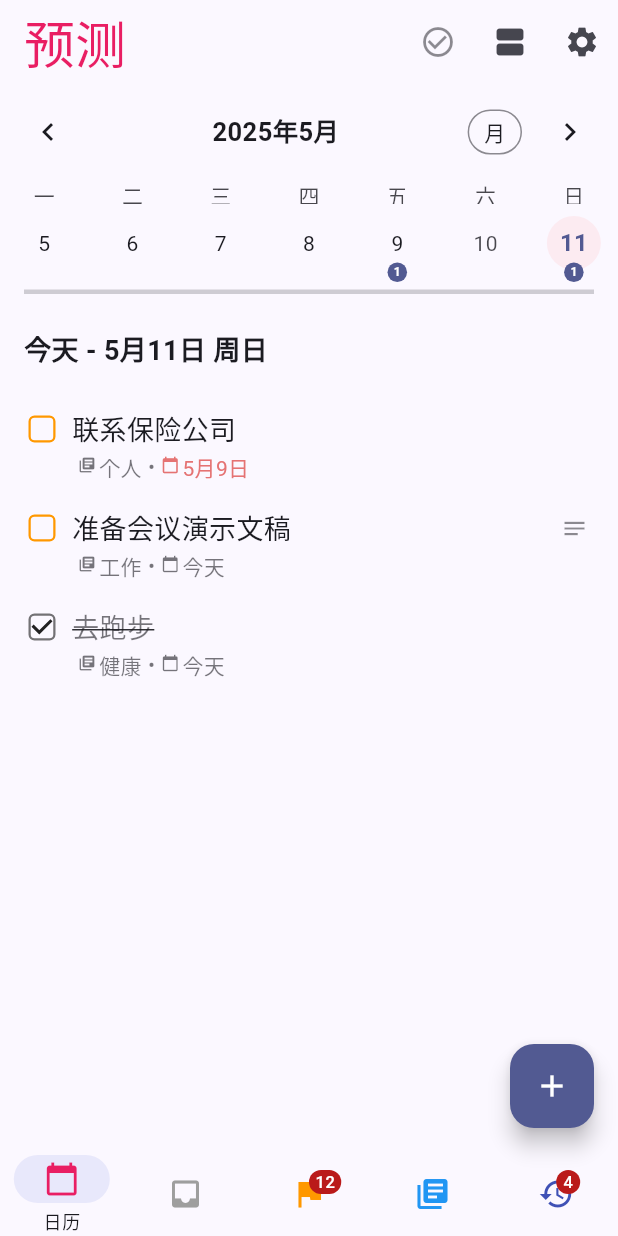
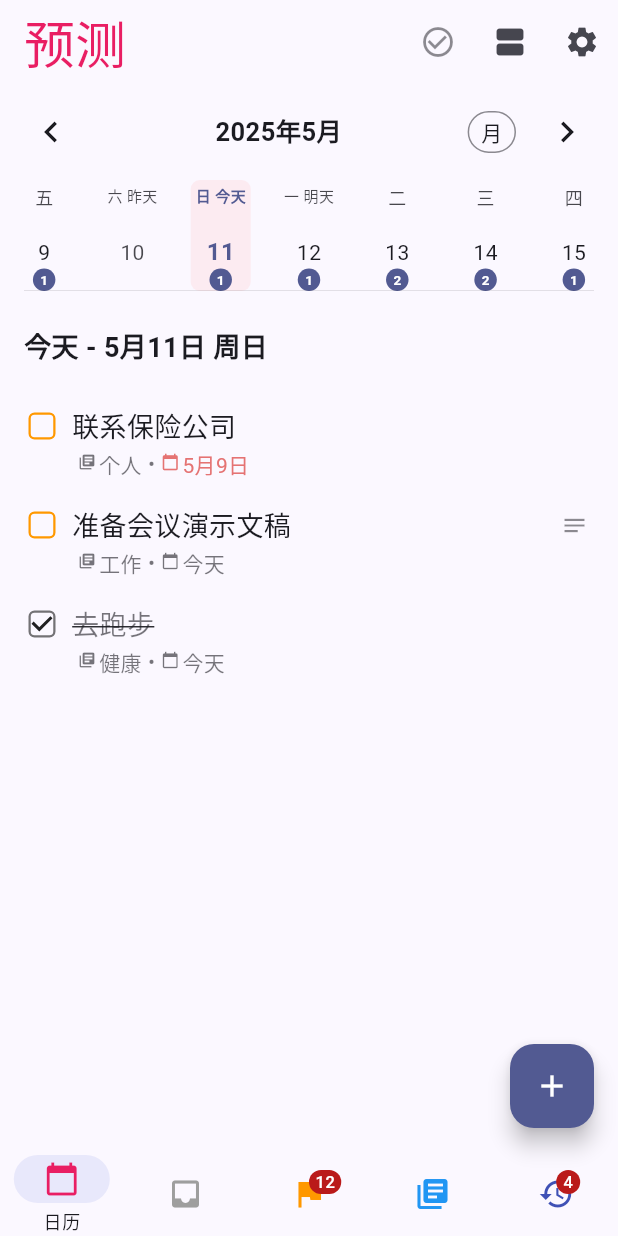
Before and after one commit to MOVING2014/GTD4, a Flutter app: the screen it shows after launch, on a phone screen of 412 x 824 dp. Run offline on Flutter 3.47's test engine with Material 3 defaults, Android fonts, the phone set to English and light mode, and no system bars; drawn by our look-alikes of flutter_slidable, table_calendar; our stand-ins replace csv, file_picker, package_info_plus, permission_handler, shared_preferences, sqflite; accounts and stored records are empty.

Commit message:
日历格式改造1

```diff
--- a/lib/screens/calendar_screen.dart
+++ b/lib/screens/calendar_screen.dart
@@ -18,6 +18,46 @@ class _CalendarScreenState extends State<CalendarScreen> {
   CalendarFormat _calendarFormat = CalendarFormat.week;
   DateTime _focusedDay = DateTime.now();
   DateTime _selectedDay = DateTime.now();
+
+  // Helper method to determine the starting day of the week
+  StartingDayOfWeek _getStartingDayOfWeek() {
+    final today = DateTime.now();
+    // We want today to be the 3rd day (index 2).
+    // DateTime.weekday: Monday (1) ... Sunday (7)
+    // StartingDayOfWeek: monday (0) ... sunday (6) (based on enum order)
+    // Calculation: (today.weekday - 1 - 2 + 7) % 7
+    // Example: Today is Wednesday (weekday=3) -> (3 - 1 - 2 + 7) % 7 = (0 + 7) % 7 = 0 (Monday)
+    //          Monday, Tuesday, Wednesday (3rd day) -> Correct
+    // Example: Today is Sunday (weekday=7) -> (7 - 1 - 2 + 7) % 7 = (4 + 7) % 7 = 4 (Friday)
+    //          Friday, Saturday, Sunday (3rd day) -> Correct
+    // Example: Today is Monday (weekday=1) -> (1 - 1 - 2 + 7) % 7 = (-2 + 7) % 7 = 5 (Saturday)
+    //          Saturday, Sunday, Monday (3rd day) -> Correct
+
+    int dayOffset = 2; // Today should be the 3rd position (0-indexed)
+    // Adjust weekday to be 0-indexed (Monday=0, ..., Sunday=6) to align with StartingDayOfWeek enum indices
+    int currentWeekdayZeroIndexed = today.weekday - 1;
+
+    int startingDayIndex = (currentWeekdayZeroIndexed - dayOffset + 7) % 7;
+
+    switch (startingDayIndex) {
+      case 0:
+        return StartingDayOfWeek.monday;
+      case 1:
+        return StartingDayOfWeek.tuesday;
+      case 2:
+        return StartingDayOfWeek.wednesday;
+      case 3:
+        return StartingDayOfWeek.thursday;
+      case 4:
+        return StartingDayOfWeek.friday;
+      case 5:
+        return StartingDayOfWeek.saturday;
+      case 6:
+        return StartingDayOfWeek.sunday;
+      default: // Should not happen
+        return StartingDayOfWeek.monday;
+    }
+  }
 
   @override
   Widget build(BuildContext context) {
@@ -75,6 +115,8 @@ class _CalendarScreenState extends State<CalendarScreen> {
             lastDay: DateTime.utc(2030, 12, 31),
             focusedDay: _focusedDay,
             calendarFormat: _calendarFormat,
+            startingDayOfWeek: _getStartingDayOfWeek(),
+            daysOfWeekHeight: 22.0, // Explicitly set DOW height
             selectedDayPredicate: (day) {
               // 排除当天，让 todayBuilder 完全控制今天的样式
               return isSameDay(_selectedDay, day) && !isSameDay(day, DateTime.now());
@@ -94,9 +136,8 @@ class _CalendarScreenState extends State<CalendarScreen> {
               _focusedDay = focusedDay;
             },
             calendarStyle: CalendarStyle(
-              // 适配暗黑模式的日历样式
               todayDecoration: BoxDecoration(
-                shape: BoxShape.circle,
+                shape: BoxShape.rectangle,
                 color: Colors.transparent,
                 // 确保内置的今天装饰完全透明
                 border: Border.all(color: Colors.transparent, width: 0),
@@ -107,7 +148,7 @@ class _CalendarScreenState extends State<CalendarScreen> {
                 fontSize: 16.0,
               ),
               selectedDecoration: const BoxDecoration(
-                shape: BoxShape.circle,
+                shape: BoxShape.rectangle,
                 color: Colors.transparent,
               ),
               selectedTextStyle: TextStyle(
@@ -153,14 +194,14 @@ class _CalendarScreenState extends State<CalendarScreen> {
                       color: theme.colorScheme.primary,
                       shape: BoxShape.circle,
                     ),
-                    width: 13,
-                    height: 13,
+                    width: 15,
+                    height: 15,
                     child: Center(
                       child: Text(
                         uncompletedTasks.length.toString(),
                         style: TextStyle(
                           color: theme.colorScheme.onPrimary,
-                          fontSize: 8,
+                          fontSize: 9,
                           fontWeight: FontWeight.bold,
                         ),
                       ),
@@ -175,11 +216,10 @@ class _CalendarScreenState extends State<CalendarScreen> {
 
                 return Center(
                   child: Container(
-                    height: 36,
-                    width: 36,
+                    width: 40,
                     decoration: BoxDecoration(
-                      shape: BoxShape.circle,
-                      // 使用淡绿色代替淡橙色，透明度为0.3
+                      shape: BoxShape.rectangle,
+                      borderRadius: const BorderRadius.vertical(bottom: Radius.circular(6.0)),
                       color: isDarkMode
                           ? Colors.green.shade100.withOpacity(0.3)
                           : Colors.red.shade100.withOpacity(0.3),
@@ -205,10 +245,10 @@ class _CalendarScreenState extends State<CalendarScreen> {
 
                 return Center(
                   child: Container(
-                    height: 36,
-                    width: 36,
+                    width: 40,
                     decoration: BoxDecoration(
-                      shape: BoxShape.circle,
+                      shape: BoxShape.rectangle,
+                      borderRadius: const BorderRadius.vertical(bottom: Radius.circular(6.0)),
                       color: theme.colorScheme.primary.withOpacity(0.2),
                     ),
                     child: Center(
@@ -226,15 +266,80 @@ class _CalendarScreenState extends State<CalendarScreen> {
               },
               // 自定义星期几的标题
               dowBuilder: (context, day) {
-                final text = const ['日', '一', '二', '三', '四', '五', '六'][day.weekday % 7];
-                return Center(
-                  child: Text(
-                    text,
-                    style: TextStyle(
-                      color: theme.colorScheme.onSurface.withOpacity(0.8),
-                    ),
+                final String baseDowText = const ['日', '一', '二', '三', '四', '五', '六'][day.weekday % 7];
+                String dowDisplayText = baseDowText;
+                double fontSize = 12.0;
+
+                final now = DateTime.now();
+                final todayDate = DateTime(now.year, now.month, now.day);
+                final tomorrowDate = todayDate.add(const Duration(days: 1));
+                final yesterdayDate = todayDate.subtract(const Duration(days: 1));
+
+                bool isTodayColumn = isSameDay(day, todayDate);
+                bool isSelectedColumn = isSameDay(day, _selectedDay) && !isTodayColumn;
+
+                // Determine DOW display text and base font size
+                if (isTodayColumn) {
+                  dowDisplayText = '$baseDowText 今天';
+                  fontSize = 10.0;
+                } else if (isSameDay(day, yesterdayDate)) {
+                  dowDisplayText = '$baseDowText 昨天';
+                  fontSize = 10.0;
+                } else if (isSameDay(day, tomorrowDate)) {
+                  dowDisplayText = '$baseDowText 明天';
+                  fontSize = 10.0;
+                }
+
+                BoxDecoration? stripDecoration;
+                Color dowTextColor;
+                FontWeight dowFontWeight;
+
+                if (isTodayColumn) {
+                  stripDecoration = BoxDecoration(
+                    color: isDarkMode
+                        ? Colors.green.shade100.withOpacity(0.3)
+                        : Colors.red.shade100.withOpacity(0.3),
+                    shape: BoxShape.rectangle,
+                    borderRadius: const BorderRadius.vertical(top: Radius.circular(6.0)),
+                  );
+                  dowTextColor = theme.colorScheme.primary;
+                  dowFontWeight = FontWeight.bold;
+                } else if (isSelectedColumn) {
+                  stripDecoration = BoxDecoration(
+                    color: theme.colorScheme.primary.withOpacity(0.2),
+                    shape: BoxShape.rectangle,
+                    borderRadius: const BorderRadius.vertical(top: Radius.circular(6.0)),
+                  );
+                  dowTextColor = theme.colorScheme.primary;
+                  dowFontWeight = FontWeight.bold;
+                } else {
+                  // Default style for DOW text when not in an active column
+                  dowTextColor = theme.colorScheme.onSurface.withOpacity(0.8);
+                  dowFontWeight = FontWeight.normal;
+                }
+
+                Widget dowTextWidget = Text(
+                  dowDisplayText,
+                  style: TextStyle(
+                    color: dowTextColor,
+                    fontSize: fontSize,
+                    fontWeight: dowFontWeight,
                   ),
                 );
+
+                if (stripDecoration != null) {
+                  // Active column: DOW text inside a 36px wide colored strip
+                  return Center(
+                    child: Container(
+                      width: 40,
+                      decoration: stripDecoration,
+                      child: Center(child: dowTextWidget),
+                    ),
+                  );
+                } else {
+                  // Inactive column: DOW text centered in the cell
+                  return Center(child: dowTextWidget);
+                }
               },
               // 自定义月份标题显示
               headerTitleBuilder: (context, month) {
@@ -260,12 +365,13 @@ class _CalendarScreenState extends State<CalendarScreen> {
             // 设置月份格式
             headerStyle: HeaderStyle(
               formatButtonVisible: true,
+              headerPadding: const EdgeInsets.symmetric(vertical: 6.0),
               formatButtonDecoration: BoxDecoration(
                 border: Border.all(color: theme.colorScheme.onSurface.withOpacity(0.5)),
-                borderRadius: BorderRadius.circular(16.0),
+                borderRadius: BorderRadius.circular(20.0),
               ),
               formatButtonTextStyle: TextStyle(color: theme.colorScheme.onSurface),
-              formatButtonPadding: const EdgeInsets.symmetric(horizontal: 10.0, vertical: 4.0),
+              formatButtonPadding: const EdgeInsets.symmetric(horizontal: 8.0, vertical: 3.0),
               // 调整标题颜色
               titleTextStyle: TextStyle(
                 color: theme.colorScheme.onSurface,
@@ -276,23 +382,23 @@ class _CalendarScreenState extends State<CalendarScreen> {
               leftChevronIcon: Icon(
                 Icons.chevron_left,
                 color: theme.colorScheme.onSurface,
+                size: 28.0,
               ),
               rightChevronIcon: Icon(
                 Icons.chevron_right,
                 color: theme.colorScheme.onSurface,
+                size: 28.0,
               ),
             ),
-            // 不设置国际化locale，但自定义显示元素
-            startingDayOfWeek: StartingDayOfWeek.monday,
           ),
 
-          // 添加分割线
+          // Re-adding a subtle divider
           Padding(
-            padding: const EdgeInsets.symmetric(vertical: 8.0),
+            padding: const EdgeInsets.only(bottom: 8.0), // Space below the divider
             child: Divider(
-              height: 0,
-              thickness: 3.0,
-              color: theme.colorScheme.onSurface.withOpacity(0.2),
+              height: 0, // No extra space taken by the Divider widget itself
+              thickness: 0.5, // Very thin line
+              color: theme.colorScheme.onSurface.withOpacity(0.15), // Subtle color
               indent: 16.0,
               endIndent: 16.0,
             ),
```
